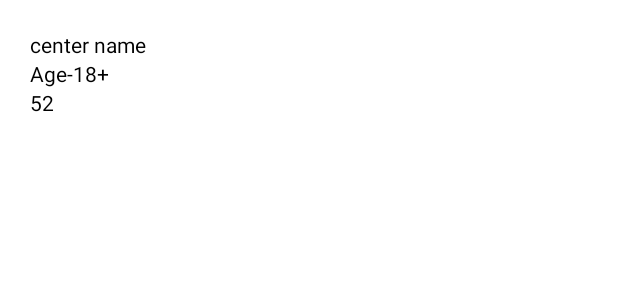
After one commit to arorakaran869/Covin-Capacity, an Android app: the layout center_row.xml on its own in the app's theme, with its tools: preview values and no code run, on a phone screen of 412 x 824 dp. The commit adds this screen. Shown: the top 300 px of the screen. Run offline under Robolectric (Android 15) with nearby library versions, the phone set to English and light mode, and no system bars.

Commit message:
center list added

```diff
--- a/app/src/main/AndroidManifest.xml
+++ b/app/src/main/AndroidManifest.xml
@@ -19,7 +19,7 @@
       -->
 
         <activity
-            android:name=".dao.CenterList"
+            android:name=".CenterList"
             android:label="@string/title_activity_center_list">
 
         </activity>
--- a/app/src/main/java/com/dwitsolutions/cowincaptest/MainActivity.java
+++ b/app/src/main/java/com/dwitsolutions/cowincaptest/MainActivity.java
@@ -22,7 +22,7 @@ public class MainActivity extends AppCompatActivity {
     int pincodevalue;
     AppCompatButton start,stop;
     public static SharedPreferences sharedPreferences;
-    public SharedPreferences.Editor editor;
+    public static SharedPreferences.Editor editor;
 
 
     @Override
--- a/app/src/main/java/com/dwitsolutions/cowincaptest/backService.java
+++ b/app/src/main/java/com/dwitsolutions/cowincaptest/backService.java
@@ -2,6 +2,7 @@ package com.dwitsolutions.cowincaptest;
 
 import android.app.Service;
 import android.content.Intent;
+import android.content.SharedPreferences;
 import android.os.CountDownTimer;
 import android.os.IBinder;
 import android.util.Log;
@@ -11,6 +12,8 @@ import com.dwitsolutions.cowincaptest.MainActivity;
 public class backService extends Service {
 
     CountDownTimer cdt;
+    public static SharedPreferences serviceSP;
+    public static SharedPreferences.Editor editor;
 
     public backService() {
     }
--- a/app/src/main/res/layout/activity_center_list.xml
+++ b/app/src/main/res/layout/activity_center_list.xml
@@ -6,5 +6,11 @@
     android:layout_height="match_parent"
     android:padding="@dimen/box_inset_layout_padding">
 
+    <ListView
+        android:layout_width="match_parent"
+        android:layout_height="match_parent"
+        android:id="@+id/listview"></ListView>
+
+
 
 </LinearLayout>
--- /dev/null
+++ b/app/src/main/res/layout/center_row.xml
@@ -0,0 +1,29 @@
+<?xml version="1.0" encoding="utf-8"?>
+<LinearLayout
+    xmlns:android="http://schemas.android.com/apk/res/android" android:layout_width="match_parent"
+    android:layout_height="wrap_content"
+    android:orientation="vertical"
+    android:padding="20dp">
+
+    <TextView
+        android:layout_width="wrap_content"
+        android:layout_height="wrap_content"
+        android:id="@+id/center_name"
+        android:text="center name"
+        android:textColor="@color/black"></TextView>
+
+    <TextView
+        android:layout_width="wrap_content"
+        android:layout_height="wrap_content"
+        android:id="@+id/age_TV"
+        android:textColor="@color/black"
+        android:text="Age-18+"></TextView>
+
+    <TextView
+        android:layout_width="wrap_content"
+        android:layout_height="wrap_content"
+        android:id="@+id/cap_TV"
+        android:textColor="@color/black"
+        android:text="52"></TextView>
+
+</LinearLayout>
```
Also changed, not shown: app/src/main/java/com/dwitsolutions/cowincaptest/CenterList.java (added, +59 -0 lines), app/src/main/java/com/dwitsolutions/cowincaptest/dao/CenterList.java (deleted, +0 -23 lines), app/src/main/java/com/dwitsolutions/cowincaptest/dao/CoWinDaoRestImpl.java (+22 -8 lines), app/src/main/java/com/dwitsolutions/cowincaptest/listAdapter.java (added, +64 -0 lines).
